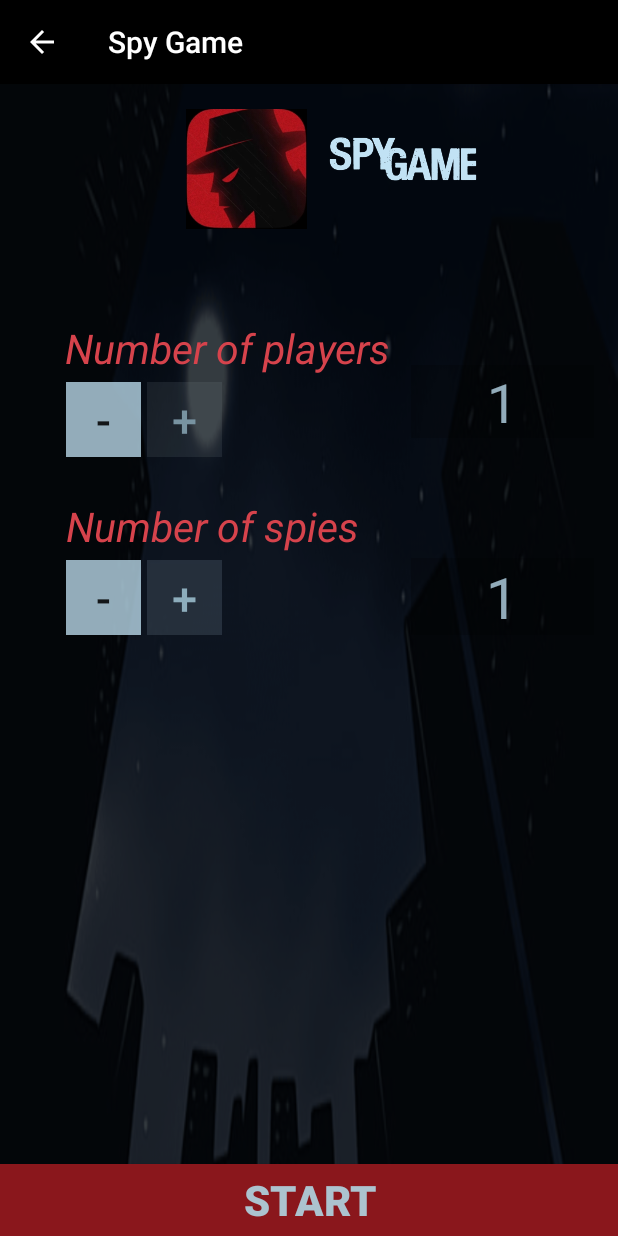
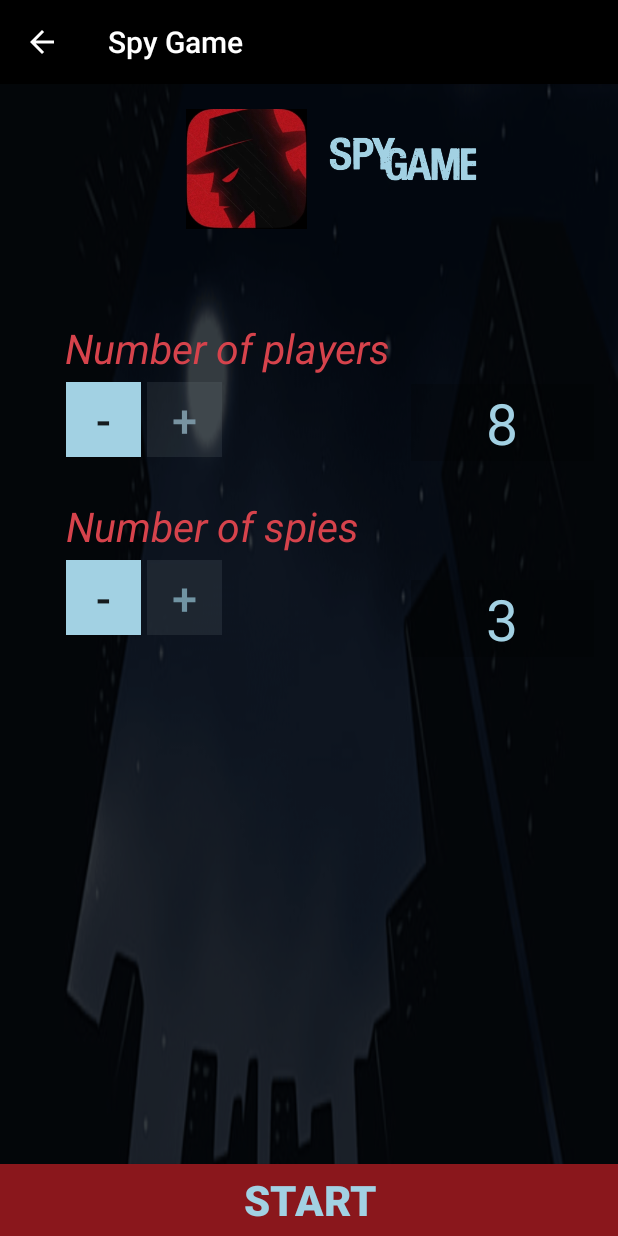
Before and after one commit to mohamedhesham840/Spy_Game, an Android app: the HomeActivity screen opened directly, with no data from a screen before it, on a phone screen of 412 x 824 dp. Run offline under Robolectric (Android 15) with nearby library versions, the phone set to English and light mode, and no system bars.

```diff
--- a/app/src/main/res/layout/activity_home.xml
+++ b/app/src/main/res/layout/activity_home.xml
@@ -50,7 +50,7 @@
             android:layout_height="50dp"
             android:layout_marginStart="44dp"
             android:layout_marginTop="4dp"
-            android:background="@color/color3"
+            android:background="@color/color2"
             android:text="-"
             android:textSize="30dp"
             app:layout_constraintStart_toStartOf="parent"
@@ -62,9 +62,9 @@
             android:layout_height="50dp"
             android:layout_marginTop="4dp"
             android:layout_marginEnd="56dp"
-            android:background="#22C1E2F4"
+            android:background="#238D9BA3"
             android:text="+"
-            android:textColor="#8DADBC"
+            android:textColor="#7194A3"
             android:textSize="30dp"
             app:layout_constraintEnd_toStartOf="@+id/textView7"
             app:layout_constraintHorizontal_bias="0.051"
@@ -77,7 +77,7 @@
             android:layout_height="50dp"
             android:layout_marginStart="44dp"
             android:layout_marginTop="4dp"
-            android:background="@color/color3"
+            android:background="@color/color2"
             android:text="-"
             android:textSize="30dp"
             app:layout_constraintStart_toStartOf="parent"
@@ -89,14 +89,14 @@
             android:layout_height="wrap_content"
             android:layout_marginEnd="16dp"
             android:background="@color/color1"
-            android:text="1"
+            android:text="8"
             android:textAlignment="center"
-            android:textColor="@color/color3"
-            android:textSize="36dp"
+            android:textColor="@color/color2"
+            android:textSize="38dp"
             app:layout_constraintBottom_toBottomOf="parent"
             app:layout_constraintEnd_toEndOf="parent"
             app:layout_constraintTop_toTopOf="parent"
-            app:layout_constraintVertical_bias="0.26" />
+            app:layout_constraintVertical_bias="0.279" />
 
         <TextView
             android:id="@+id/textView5"
@@ -146,7 +146,7 @@
             android:layout_height="0dp"
             android:background="#8A171C"
             android:text="Start"
-            android:textColor="#ACC3CF"
+            android:textColor="@color/color2"
             android:textSize="28dp"
             android:textStyle="bold"
             app:layout_constraintBottom_toBottomOf="parent"
@@ -158,17 +158,16 @@
             android:id="@+id/textView7"
             android:layout_width="122dp"
             android:layout_height="wrap_content"
-            android:layout_marginTop="80dp"
             android:layout_marginEnd="16dp"
             android:background="@color/color1"
-            android:text="1"
+            android:text="3"
             android:textAlignment="center"
-            android:textColor="@color/color3"
+            android:textColor="@color/color2"
             android:textSize="38dp"
             app:layout_constraintBottom_toBottomOf="parent"
             app:layout_constraintEnd_toEndOf="parent"
             app:layout_constraintTop_toBottomOf="@+id/textView6"
-            app:layout_constraintVertical_bias="0.0" />
+            app:layout_constraintVertical_bias="0.17" />
 
     </android.support.constraint.ConstraintLayout>
 </android.support.constraint.ConstraintLayout>
--- a/app/src/main/res/values/colors.xml
+++ b/app/src/main/res/values/colors.xml
@@ -8,7 +8,7 @@
     <color name="black">#FF000000</color>
     <color name="white">#FFFFFFFF</color>
     <color name="color1">#34000000</color>
-    <color name="color2">#FFC1E2F4</color>
+    <color name="color2">#A2D1E3</color>
     <color name="color3">#C1C1E2F4</color>
     <color name="colorInHome">#D6434C</color>
 </resources>
```
